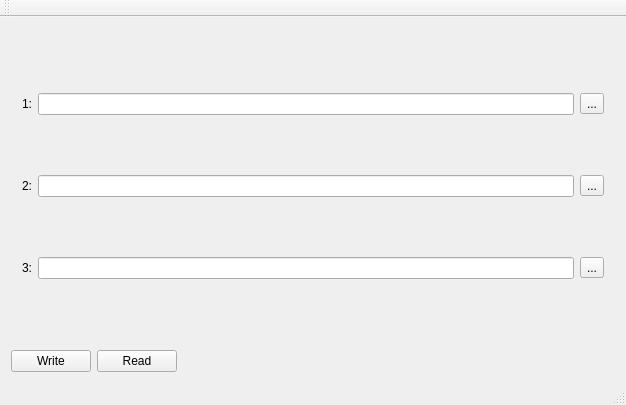
Qt form App/AppXmlRWTest/appxmlrwtest.ui (tiangaomingjing/ServoDriveTech) before a commit.
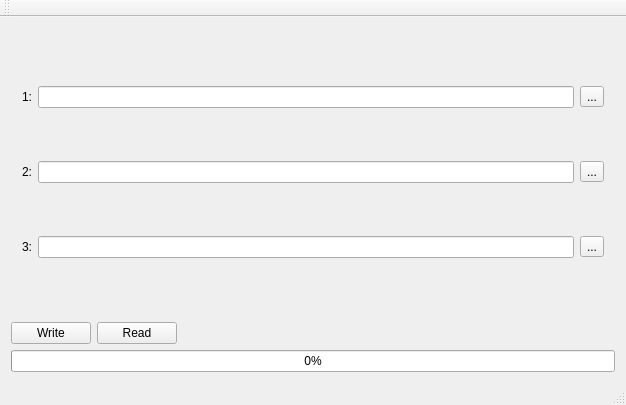
The same form after that commit.

Diff of the .ui file:
```diff
--- a/App/AppXmlRWTest/appxmlrwtest.ui
+++ b/App/AppXmlRWTest/appxmlrwtest.ui
@@ -99,6 +99,13 @@
       </property>
      </spacer>
     </item>
+    <item row="2" column="0" colspan="3">
+     <widget class="QProgressBar" name="progressBar">
+      <property name="value">
+       <number>0</number>
+      </property>
+     </widget>
+    </item>
    </layout>
   </widget>
   <widget class="QMenuBar" name="menuBar">
```
Left out of the diff: 14 changed lines with no effect on the pictures.
